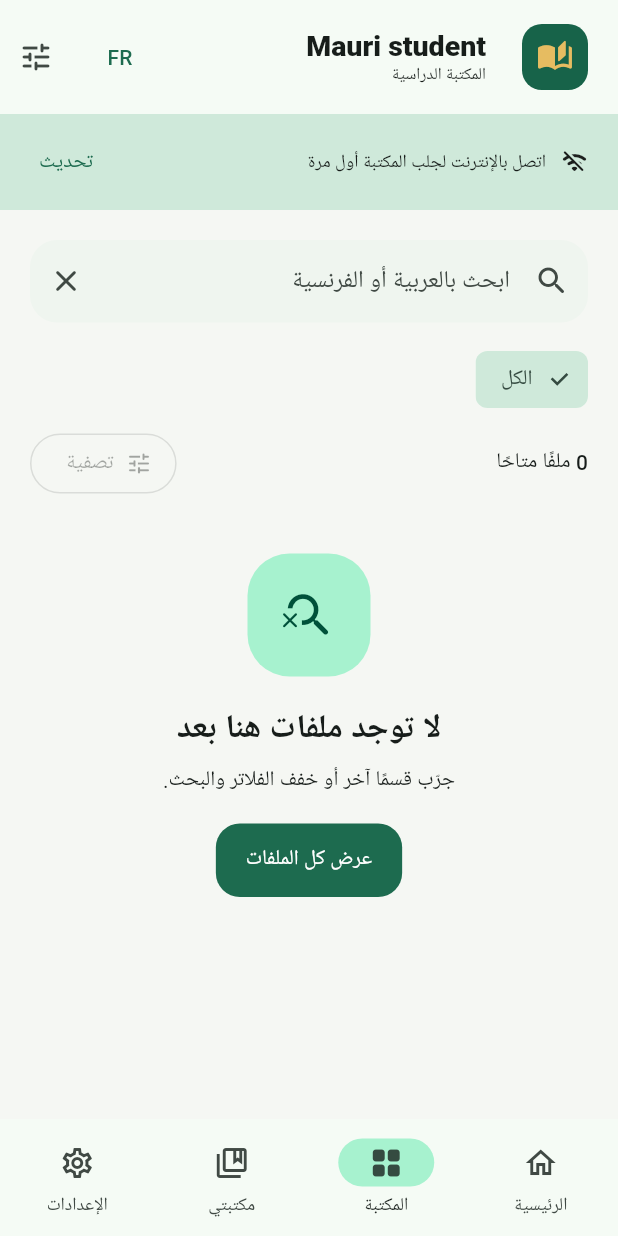
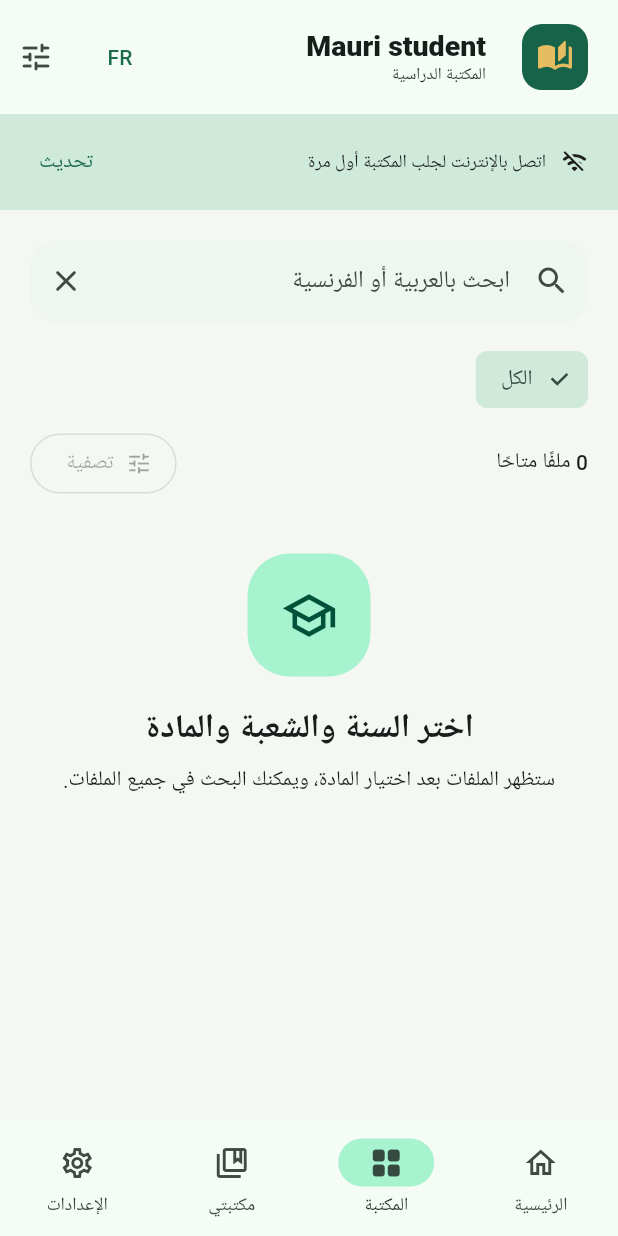
Before and after one commit to mauriresults/mauri-study-app, a Flutter app: the screen it shows after launch, item 2 of the bottom bar chosen, on a phone screen of 412 x 824 dp. Run offline on Flutter 3.47's test engine with Material 3 defaults, Android fonts, the phone set to English and light mode, and no system bars; our stand-ins replace sqflite; missing offline and left inert: pdfrx; accounts and stored records are empty; network calls fail.

Commit message:
feat: simplify mobile home and progressive document browsing

```diff
--- a/app/lib/src/student_app.dart
+++ b/app/lib/src/student_app.dart
@@ -264,51 +264,66 @@ class _StudyHomeState extends State<StudyHome> {
 
   Widget homePage() {
     final data=catalog;
-    final recent=data==null?<Resource>[]:filterResources(data).take(5).toList();
-    return RefreshIndicator(onRefresh:refresh,child:ListView(key:const PageStorageKey('home'),padding:const EdgeInsets.fromLTRB(20,20,20,24),physics:const AlwaysScrollableScrollPhysics(),children:[
-      Container(clipBehavior:Clip.antiAlias,decoration:BoxDecoration(color:studyGreen,borderRadius:BorderRadius.circular(28)),child:Stack(children:[
-        const PositionedDirectional(end:-14,top:10,child:ExcludeSemantics(child:Icon(Icons.auto_stories_rounded,size:160,color:Color(0x2439C994)))),
-        Padding(padding:const EdgeInsets.all(24),child:Column(crossAxisAlignment:CrossAxisAlignment.start,children:[
-          Container(padding:const EdgeInsets.symmetric(horizontal:10,vertical:5),decoration:BoxDecoration(color:Colors.white.withValues(alpha:0.12),borderRadius:BorderRadius.circular(20)),
-            child:Text(t('معك في كل خطوة','À vos côtés, chaque jour'),style:const TextStyle(color:Colors.white,fontSize:12))),
-          const SizedBox(height:16),Text(t('مستقبلك يبدأ\nبدرس اليوم','Votre réussite,\nun cours à la fois.'),style:Theme.of(context).textTheme.headlineMedium?.copyWith(color:Colors.white)),
-          const SizedBox(height:12),Text(t('دروسك وتمارينك في مكان واحد. احفظ ما تحتاجه وادرس أينما كنت.','Cours, exercices et examens réunis. Enregistrez vos documents pour étudier partout.'),style:const TextStyle(color:Color(0xFFD4E5DC),height:1.7)),
-          const SizedBox(height:20),FilledButton.icon(onPressed:()=>browse(),style:FilledButton.styleFrom(backgroundColor:studyGold,foregroundColor:const Color(0xFF233C2D)),
-            icon:const Icon(Icons.explore_outlined),label:Text(t('استكشف المكتبة','Explorer la bibliothèque'))),
-        ])),
-      ])),
-      const SizedBox(height:16),Row(children:[
-        Expanded(child:StatPill(icon:Icons.menu_book_outlined,label:t('ملف في مكتبتك الدراسية','documents à découvrir'),value:'${data?.resources.length??0}')),
-        const SizedBox(width:12),Expanded(child:StatPill(icon:Icons.offline_pin_outlined,label:t('ملف محفوظ دون إنترنت','documents hors ligne'),value:'${local.length}')),
-      ]),
-      const SizedBox(height:18),InkWell(borderRadius:BorderRadius.circular(18),onTap:()=>browse(),child:InputDecorator(decoration:InputDecoration(prefixIcon:const Icon(Icons.search_rounded)),
-        child:Text(t('ماذا تريد أن تتعلم اليوم؟','Que voulez-vous apprendre aujourd’hui ?'),style:TextStyle(color:Theme.of(context).colorScheme.onSurfaceVariant)))),
-      if(data!=null&&data.resources.isNotEmpty)...[
-        SectionHeading(title:t('ابدأ من مستواك','Choisissez votre niveau')),
-        Wrap(spacing:10,runSpacing:10,children:data.levels.where((node)=>data.tracks.any((track)=>track.levelId==node.id&&data.subjects.any((subject)=>subject.trackId==track.id&&data.resources.any((file)=>file.subjectId==subject.id)))).map((node)=>ActionChip(avatar:const Icon(Icons.school_outlined,size:18),label:Text(node.display(french)),onPressed:()=>browse(selectedLevel:node.id))).toList()),
+    if(data==null||data.resources.isEmpty) {
+      return RefreshIndicator(onRefresh:refresh,child:ListView(
+        physics:const AlwaysScrollableScrollPhysics(),padding:const EdgeInsets.all(20),
+        children:[EmptyPanel(icon:Icons.menu_book_outlined,
+          title:t('مكتبتك تنتظرك','Votre bibliothèque vous attend'),
+          message:t('اتصل بالإنترنت لجلب الملفات المنشورة.','Connectez-vous pour charger la bibliothèque.'),
+          actionLabel:t('تحديث المكتبة','Actualiser'),onAction:busy?null:refresh)]));
+    }
+    final publishedSubjects=data.resources.map((r)=>r.subjectId).toSet();
+    final activeTracks=data.subjects.where((s)=>publishedSubjects.contains(s.id))
+        .map((s)=>s.trackId).toSet();
+    final levels=data.levels.where((l)=>data.tracks.any(
+        (track)=>track.levelId==l.id&&activeTracks.contains(track.id))).toList();
+    final sections=[
+      ('book',Icons.local_library_outlined,t('الكتب والمراجع','Livres et références')),
+      ('lesson',Icons.auto_stories_outlined,t('الدروس','Cours')),
+      ('exam',Icons.assignment_outlined,t('مواضيع الامتحانات','Sujets d’examen')),
+    ];
+    return RefreshIndicator(onRefresh:refresh,child:ListView(
+      key:const PageStorageKey('home'),
+      padding:const EdgeInsets.fromLTRB(20,20,20,28),
+      physics:const AlwaysScrollableScrollPhysics(),
+      children:[
+        Text(t('دروسي موريتانيا','Mauri Student'),style:Theme.of(context).textTheme.headlineSmall),
+        const SizedBox(height:6),
+        Text(t('اختر السنة، ثم الشعبة، ثم المادة.','Choisissez le niveau, la série puis la matière.'),
+          style:Theme.of(context).textTheme.bodyMedium),
+        const SizedBox(height:18),
+        Card(child:ListTile(key:const ValueKey('home-search'),
+          leading:const Icon(Icons.search_rounded),
+          title:Text(t('بحث في الكتب والدروس والامتحانات','Rechercher un document')),
+          trailing:const Icon(Icons.chevron_right_rounded),onTap:()=>browse())),
+        SectionHeading(title:t('السنة الدراسية','Niveau scolaire')),
+        for(final node in levels)...[
+          Card(child:ListTile(leading:const Icon(Icons.school_outlined),
+            title:Text(node.display(french)),
+            trailing:const Icon(Icons.chevron_right_rounded),
+            onTap:()=>browse(selectedLevel:node.id))),
+          const SizedBox(height:8),
+        ],
+        SectionHeading(title:t('المحتوى الدراسي','Ressources scolaires')),
+        for(final item in sections.where((section)=>data.resources.any((r)=>r.browseKind==section.$1)))...[
+          Card(child:ListTile(leading:Icon(item.$2,color:Theme.of(context).colorScheme.primary),
+            title:Text(item.$3),trailing:const Icon(Icons.chevron_right_rounded),
+            onTap:()=>browse(category:item.$1))),
+          const SizedBox(height:8),
+        ],
+        SectionHeading(title:t('وصول سريع','Accès rapide')),
+        Row(children:[
+          Expanded(child:OutlinedButton.icon(onPressed:()=>setState((){tab=2;favoritesOnly=true;}),
+            icon:const Icon(Icons.bookmark_outline_rounded),label:Text(t('المفضلة','Favoris')))),
+          const SizedBox(width:8),
+          Expanded(child:OutlinedButton.icon(onPressed:()=>setState((){tab=2;favoritesOnly=false;}),
+            icon:const Icon(Icons.download_done_outlined),label:Text(t('التنزيلات','Téléchargés')))),
+        ]),
+        const SizedBox(height:12),
+        Text(t('${data.resources.length} ملفًا منشورًا','${data.resources.length} documents publiés'),
+          style:Theme.of(context).textTheme.labelSmall,textAlign:TextAlign.center),
       ],
-      SectionHeading(title:t('كل ما تحتاجه للدراسة','Tout pour vos études')),
-      LayoutBuilder(builder:(context,constraints){
-        final width=(constraints.maxWidth-12)/2;
-        final choices=[('lesson',Icons.auto_stories_outlined,t('الدروس','Cours')),('exam',Icons.assignment_outlined,t('الامتحانات','Examens')),('practice',Icons.edit_note_rounded,t('التمارين والملخصات','Exercices et résumés')),('book',Icons.local_library_outlined,t('الكتب والمراجع','Livres et références'))];
-        return Wrap(spacing:12,runSpacing:12,children:choices.where((choice)=>data!=null&&data.resources.any((file)=>choice.$1=='practice'?const {'exercise','summary'}.contains(file.kind):file.kind==choice.$1)).map((choice){
-          return SizedBox(width:width,child:Card(child:InkWell(
-            borderRadius:BorderRadius.circular(22),onTap:()=>browse(category:choice.$1),
-            child:Padding(padding:const EdgeInsets.all(18),child:Column(crossAxisAlignment:CrossAxisAlignment.start,children:[
-              Icon(choice.$2,color:Theme.of(context).colorScheme.primary,size:28),
-              const SizedBox(height:12),Text(choice.$3,style:Theme.of(context).textTheme.titleMedium),
-            ])),
-          )));
-        }).toList());
-      }),
-      if(data!=null&&data.resources.isNotEmpty)...[
-        SectionHeading(title:t('شعبتك، طريقك إلى النجاح','Votre série, votre parcours')),
-        Wrap(spacing:8,runSpacing:8,children:data.tracks.where((node)=>data.subjects.any((sub)=>sub.trackId==node.id&&data.resources.any((file)=>file.subjectId==sub.id))).map((node)=>ActionChip(label:Text(node.display(french)),onPressed:()=>browse(selectedLevel:node.levelId,selectedTrack:node.id))).toList()),
-      ],
-      SectionHeading(title:t('أحدث الإضافات','Derniers ajouts'),actionLabel:t('عرض الكل','Tout voir'),onAction:()=>browse()),
-      if(recent.isEmpty)EmptyPanel(icon:Icons.menu_book_outlined,title:t('مكتبتك تنتظرك','Votre bibliothèque vous attend'),message:t('حدّث الفهرس لعرض الملفات المتاحة.','Actualisez le catalogue pour découvrir les documents disponibles.'),actionLabel:t('تحديث المكتبة','Actualiser'),onAction:busy?null:refresh)
-      else ...recent.map(resourceTile),
-    ]));
+    ));
   }
 
   List<Resource> currentResources({Set<int>? allowed}) => catalog==null?[]:filterResources(catalog!,levelId:level,trackId:track,subjectId:subject,section:section,year:year,query:query,allowedIds:allowed);
@@ -344,15 +359,27 @@ class _StudyHomeState extends State<StudyHome> {
 
   Widget libraryPage() {
     final resources=currentResources();
-    final categories=[('all',t('الكل','Tout')),('lesson',t('دروس','Cours')),('exam',t('امتحانات','Examens')),('practice',t('تمارين وملخصات','Exercices et résumés')),('book',t('مراجع','Livres'))];
+    final categories=[('all',t('الكل','Tout')),('book',t('كتب ومراجع','Livres')),('lesson',t('دروس','Cours')),('exercise',t('تمارين وسلاسل','Exercices')),('summary',t('ملخصات','Résumés')),('exam',t('مواضيع الامتحانات','Sujets d’examen')),('solution',t('تصحيحات وحلول','Corrigés'))];
     final visibleKinds=catalog==null?<Resource>[]:filterResources(catalog!,levelId:level,trackId:track,subjectId:subject,query:query);
-    final visibleCategories=categories.where((cat)=>cat.$1=='all'||visibleKinds.any((item)=>cat.$1=='practice'?const {'exercise','summary'}.contains(item.kind):item.kind==cat.$1)).toList();
+    final visibleCategories=categories.where((cat)=>cat.$1=='all'||visibleKinds.any((item)=>item.browseKind==cat.$1)).toList();
+    final years=visibleKinds.where((item)=>item.examYear!=null&&(section=='all'||item.browseKind==section))
+        .map((item)=>item.examYear!).toSet().toList()..sort((a,b)=>b.compareTo(a));
+    final showFiles=subject!=null||((level==null&&track==null)&&(section!='all'||query.trim().isNotEmpty));
     return RefreshIndicator(onRefresh:refresh,child:CustomScrollView(key:const PageStorageKey('library'),physics:const AlwaysScrollableScrollPhysics(),slivers:[
       SliverPadding(padding:const EdgeInsets.fromLTRB(20,20,20,0),sliver:SliverToBoxAdapter(child:Column(crossAxisAlignment:CrossAxisAlignment.start,children:[
         if(catalog!=null&&catalog!.resources.isNotEmpty)hierarchyPicker(catalog!),
         searchField(),const SizedBox(height:14),
         SingleChildScrollView(scrollDirection:Axis.horizontal,child:Row(children:visibleCategories.map((category)=>Padding(padding:const EdgeInsetsDirectional.only(end:8),child:ChoiceChip(
-          label:Text(category.$2),selected:section==category.$1,onSelected:(_)=>setState(()=>section=category.$1)))).toList())),
+          label:Text(category.$2),selected:section==category.$1,onSelected:(_)=>setState((){section=category.$1;year=null;})))).toList())),
+        if(subject!=null&&years.isNotEmpty&&(section=='exam'||section=='solution'))...[
+          const SizedBox(height:12),
+          Text(t('سنة الامتحان','Année de l’examen'),style:Theme.of(context).textTheme.titleSmall),
+          const SizedBox(height:8),
+          SingleChildScrollView(scrollDirection:Axis.horizontal,child:Row(children:years.map((value)=>Padding(
+            padding:const EdgeInsetsDirectional.only(end:8),
+            child:ChoiceChip(label:Text('$value'),selected:year==value,
+              onSelected:(_)=>setState(()=>year=year==value?null:value)))).toList())),
+        ],
         const SizedBox(height:8),Row(children:[
           Expanded(child:Text(t('${resources.length} ملفًا متاحًا','${resources.length} documents'),style:Theme.of(context).textTheme.labelLarge)),
           OutlinedButton.icon(key:const ValueKey('filter-button'),onPressed:catalog==null?null:showFilters,icon:const Icon(Icons.tune_rounded,size:18),label:Text(t('تصفية','Filtres'))),
@@ -363,11 +390,14 @@ class _StudyHomeState extends State<StudyHome> {
           if(subject!=null)InputChip(label:Text(nodeLabel(catalog!.subjects,subject!)),onDeleted:()=>setState(()=>subject=null)),
           if(year!=null)InputChip(label:Text('$year'),onDeleted:()=>setState(()=>year=null)),
         ])),
-        if(resources.isNotEmpty&&(track!=null||subject!=null))Padding(padding:const EdgeInsets.only(bottom:14),child:OutlinedButton.icon(
+        if(showFiles&&resources.isNotEmpty&&subject!=null)Padding(padding:const EdgeInsets.only(bottom:14),child:OutlinedButton.icon(
           onPressed:transferring?null:()=>downloadMany(resources),icon:const Icon(Icons.download_for_offline_outlined),label:Text(t('حفظ هذه المجموعة دون إنترنت','Enregistrer cette sélection hors ligne')))),
         const SizedBox(height:8),
       ]))),
-      if(resources.isEmpty)SliverToBoxAdapter(child:EmptyPanel(icon:Icons.search_off_rounded,title:t('لا توجد ملفات هنا بعد','Aucun document ici pour le moment'),message:t('جرّب قسمًا آخر أو خفف الفلاتر والبحث.','Essayez une autre catégorie ou modifiez vos filtres.'),
+      if(!showFiles)SliverToBoxAdapter(child:EmptyPanel(
+         icon:Icons.school_outlined,title:t('اختر السنة والشعبة والمادة','Choisissez niveau, série et matière'),
+         message:t('ستظهر الملفات بعد اختيار المادة، ويمكنك البحث في جميع الملفات.','Choisissez votre matière ou utilisez la recherche.')))
+       else if(resources.isEmpty)SliverToBoxAdapter(child:EmptyPanel(icon:Icons.search_off_rounded,title:t('لا توجد ملفات هنا بعد','Aucun document ici pour le moment'),message:t('جرّب قسمًا آخر أو خفف الفلاتر والبحث.','Essayez une autre catégorie ou modifiez vos filtres.'),
         actionLabel:t('عرض كل الملفات','Afficher tous les documents'),onAction:()=>browse()))
       else SliverPadding(padding:const EdgeInsets.fromLTRB(20,0,20,24),sliver:SliverList.builder(itemCount:resources.length,itemBuilder:(_,index)=>resourceTile(resources[index]))),
     ]));
```
